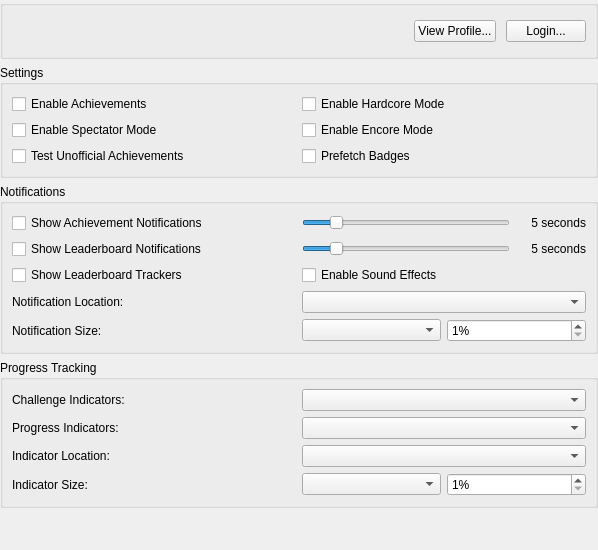
Above: src/duckstation-qt/achievementsettingswidget.ui from stenzek/duckstation before the change. Below: the same form after it.
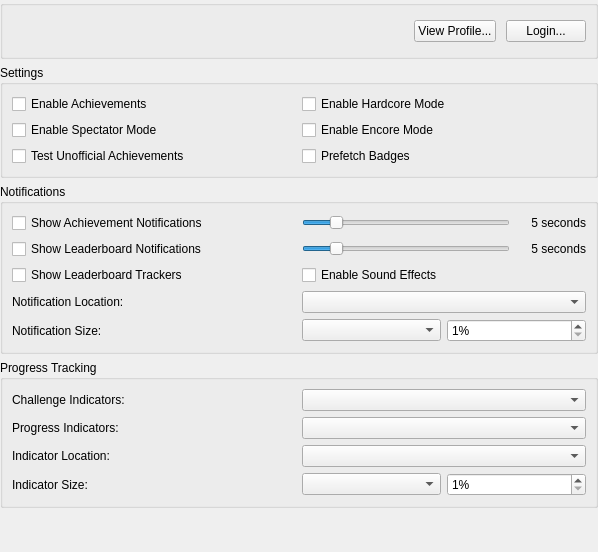
That is the form after the change. Icons and pictures are not drawn.

Patch:
```diff
--- a/src/duckstation-qt/achievementsettingswidget.ui
+++ b/src/duckstation-qt/achievementsettingswidget.ui
@@ -7,7 +7,7 @@
     <x>0</x>
     <y>0</y>
     <width>598</width>
-    <height>550</height>
+    <height>552</height>
    </rect>
   </property>
   <layout class="QVBoxLayout" name="verticalLayout">
```
Left out of the diff: 8 changed lines with no effect on the pictures.
